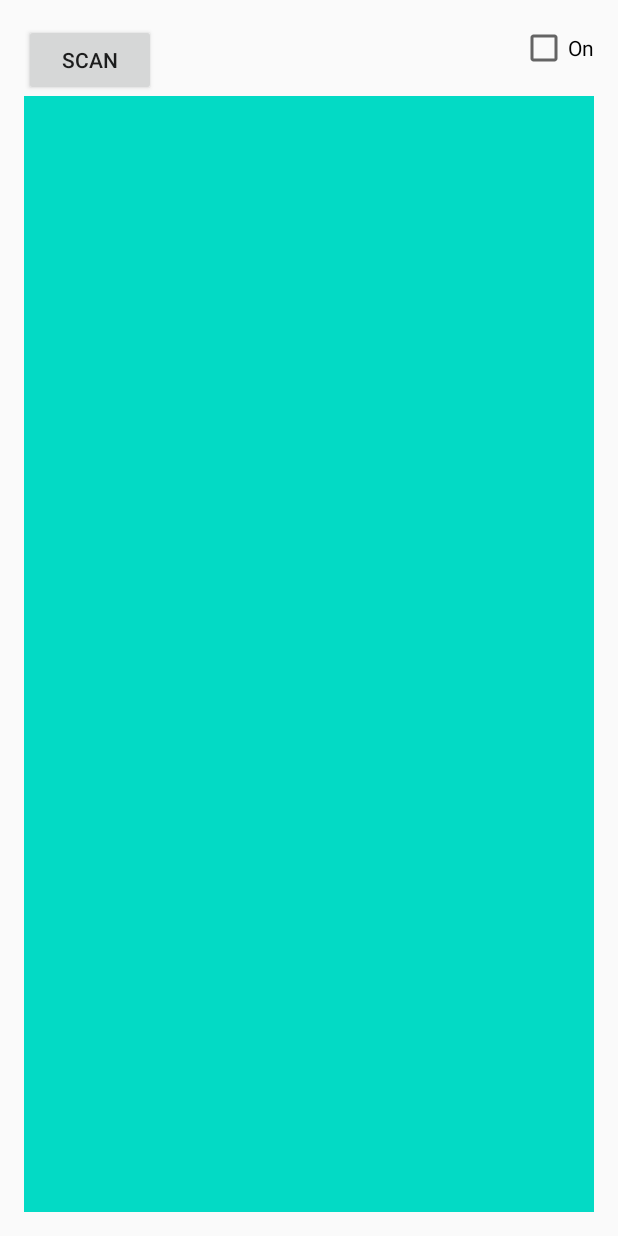
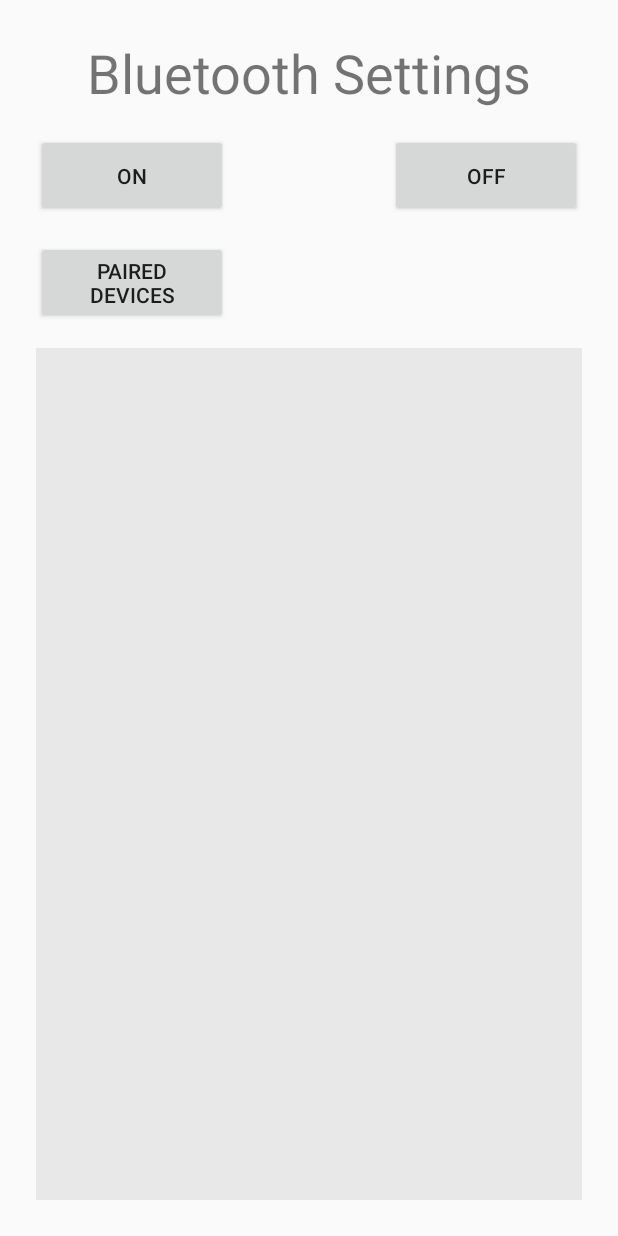
Before and after one commit to adityakushwah112/Demo-Bluetooth-App, an Android app: the screen it shows after launch (MainActivity), on a phone screen of 412 x 824 dp. Run offline under Robolectric (Android 15) with nearby library versions, the phone set to English and light mode, and no system bars.

Commit message:
basic settings layout setup

```diff
--- a/app/build.gradle
+++ b/app/build.gradle
@@ -2,12 +2,12 @@ apply plugin: 'com.android.application'
 
 android {
     compileSdkVersion 29
-    buildToolsVersion "29.0.3"
+    buildToolsVersion '29.0.2'
 
     defaultConfig {
         applicationId "com.example.bluetooths"
         minSdkVersion 18
-        targetSdkVersion 29
+        targetSdkVersion 26
         versionCode 1
         versionName "1.0"
 
--- a/app/src/main/java/com/example/bluetooths/MainActivity.java
+++ b/app/src/main/java/com/example/bluetooths/MainActivity.java
@@ -1,121 +1,79 @@
 package com.example.bluetooths;
 
 import android.bluetooth.BluetoothAdapter;
-import android.bluetooth.BluetoothDevice;
-import android.content.BroadcastReceiver;
-import android.content.Context;
 import android.content.Intent;
-import android.content.IntentFilter;
 import android.os.Bundle;
+import androidx.annotation.Nullable;
 import androidx.appcompat.app.AppCompatActivity;
 import android.view.View;
-import android.widget.ArrayAdapter;
 import android.widget.Button;
-import android.widget.CheckBox;
-import android.widget.CompoundButton;
-import android.widget.ListView;
 import android.widget.Toast;
-import java.util.ArrayList;
 
 public class MainActivity extends AppCompatActivity {
-    int REQUEST_ENABLE_BT = 1;
 
-    Button scan;
-    ListView list_view;
-    CheckBox enable_bt;
-    ArrayList<String> stringArrayList = new ArrayList<String>();
-    ArrayAdapter<String> arrayAdapter;
-    BluetoothAdapter myAdapter = BluetoothAdapter.getDefaultAdapter();
+    Button buttonON, buttonOFF;
+    BluetoothAdapter myBluetoothAdapter;
+
+    Intent btEnablingIntent;
+    int requestCodeForEnable;
 
     @Override
     protected void onCreate(Bundle savedInstanceState) {
         super.onCreate(savedInstanceState);
         setContentView(R.layout.activity_main);
-        scan = (Button) findViewById(R.id.scan);
-        list_view = (ListView) findViewById(R.id.list_view);
-        enable_bt= (CheckBox)findViewById(R.id.on);
 
-        if (myAdapter==null){
-            Toast.makeText(this, "Bluetooth not supported", Toast.LENGTH_SHORT).show();
-        }
+        buttonON = (Button) findViewById(R.id.btON);
+        buttonOFF = (Button) findViewById(R.id.btOFF);
+        myBluetoothAdapter = BluetoothAdapter.getDefaultAdapter();
+        btEnablingIntent = new Intent(BluetoothAdapter.ACTION_REQUEST_ENABLE);
+        requestCodeForEnable = 1;
 
-        if (myAdapter.isEnabled()){
-            enable_bt.setChecked(true);
-        }
+        bluetoothONMethod();
+        bluetoothOFFMethod();
+    }
 
-        enable_bt.setOnCheckedChangeListener(new CompoundButton.OnCheckedChangeListener() {
+    /* Turn off the bluetooth when OFF button is clicked */
+    private void bluetoothOFFMethod() {
+        buttonOFF.setOnClickListener(new View.OnClickListener() {
             @Override
-            public void onCheckedChanged(CompoundButton buttonView, boolean isChecked) {
-                if (!isChecked){
-                    myAdapter.disable();
-                    Toast.makeText(MainActivity.this, "Turned off", Toast.LENGTH_SHORT).show();
-
-                } else {
-                    Intent intentOn = new Intent(BluetoothAdapter.ACTION_REQUEST_ENABLE);
-                    startActivityForResult(intentOn, 0);
-                    Toast.makeText(MainActivity.this, "Turned on", Toast.LENGTH_SHORT).show();
+            public void onClick(View v) {
+                if(myBluetoothAdapter.isEnabled()) {
+                    myBluetoothAdapter.disable();
                 }
             }
         });
-
-        scan.setOnClickListener(new View.OnClickListener() {
-            @Override
-            public void onClick(View v) {
-                myAdapter.startDiscovery();
-            }
-        });
-
-        IntentFilter intentFilter = new IntentFilter(BluetoothDevice.ACTION_FOUND);
-        registerReceiver(myReceiver,intentFilter);
-
-        arrayAdapter = new ArrayAdapter<String>(getApplicationContext(), android.R.layout.simple_list_item_1,stringArrayList);
-        list_view.setAdapter((arrayAdapter));
     }
 
-    BroadcastReceiver myReceiver = new BroadcastReceiver() {
-        @Override
-        public void onReceive(Context context, Intent intent) {
-            String action = intent.getAction();
-            if(BluetoothDevice.ACTION_FOUND.equals(action))
-            {
-                BluetoothDevice device = intent.getParcelableExtra(BluetoothDevice.EXTRA_DEVICE);
-                stringArrayList.add(device.getName());
-                arrayAdapter.notifyDataSetChanged();
-            }
-        }
-    };
-}
-
-/*
+    /* Match the bluetooth connection request code with result code to decide if connection is established or not */
     @Override
-    protected void onCreate(Bundle savedInstanceState) {
-        super.onCreate(savedInstanceState);
-        setContentView(R.layout.activity_main);
-
-        // Verify if bluetooth is supported
-        BluetoothAdapter myBluetoothAdapter = BluetoothAdapter.getDefaultAdapter();
-        if(myBluetoothAdapter==null){
-            // Device does not support Bluetooth
-        }
-        else {
-            if(!myBluetoothAdapter.isEnabled()) {
-                // Code for Bluetooth Enable
-                Intent enableBluetoothIntent = new Intent(BluetoothAdapter.ACTION_REQUEST_ENABLE);
-                startActivityForResult(enableBluetoothIntent, REQUEST_ENABLE_BT);
+    protected void onActivityResult(int requestCode, int resultCode, @Nullable Intent data) {
+        super.onActivityResult(requestCode, resultCode, data);
+        if (requestCode == requestCodeForEnable) {
+            if (resultCode == RESULT_OK) {
+                Toast.makeText(getApplicationContext(), "Bluetooth is enabled.", Toast.LENGTH_LONG).show();
+            } else if (resultCode == RESULT_CANCELED) {
+                Toast.makeText(getApplicationContext(), "Bluetooth enabling cancelled.", Toast.LENGTH_LONG).show();
             }
         }
     }
 
-    @Override
-    protected void onActivityResult(int requestCode, int resultCode, Intent data){
-        if(requestCode == REQUEST_ENABLE_BT) {
-            if(resultCode==RESULT_OK){
-                // Bluetooth is enabled
-            }else if(requestCode == RESULT_CANCELED)
-            {
-                // Bluetooth enabling is cancelled
+    /* Turn off the bluetooth when OFF button is clicked */
+    private void bluetoothONMethod () {
+        buttonON.setOnClickListener(new View.OnClickListener() {
+            @Override
+            public void onClick(View v) {
+                if(myBluetoothAdapter==null)
+                {
+                    Toast.makeText(getApplicationContext(), "Bluetooth not support on this device.", Toast.LENGTH_LONG).show();
+                }
+                else {
+                    if(!myBluetoothAdapter.isEnabled()) {
+                        startActivityForResult(btEnablingIntent, requestCodeForEnable);
+                    }
+                }
             }
-        }
+
+        });
     }
+
 }
-*/
--- a/app/src/main/res/layout/activity_main.xml
+++ b/app/src/main/res/layout/activity_main.xml
@@ -1,34 +1,66 @@
 <?xml version="1.0" encoding="utf-8"?>
-<RelativeLayout xmlns:android="http://schemas.android.com/apk/res/android"
+<androidx.constraintlayout.widget.ConstraintLayout xmlns:android="http://schemas.android.com/apk/res/android"
     xmlns:app="http://schemas.android.com/apk/res-auto"
     xmlns:tools="http://schemas.android.com/tools"
+    android:id="@+id/relativeLayout"
     android:layout_width="match_parent"
+    android:layout_height="match_parent"
     android:padding="16dp"
-    android:layout_height="match_parent"
     tools:context=".MainActivity">
 
     <Button
+        android:id="@+id/btON"
+        android:layout_width="128dp"
+        android:layout_height="55dp"
+        android:layout_marginStart="8dp"
+        android:layout_marginTop="16dp"
+        android:text="ON"
+        app:layout_constraintStart_toStartOf="parent"
+        app:layout_constraintTop_toBottomOf="@+id/textView" />
+
+    <Button
+        android:id="@+id/btOFF"
+        android:layout_width="128dp"
+        android:layout_height="55dp"
+        android:layout_marginTop="16dp"
+        android:layout_marginEnd="8dp"
+        android:text="OFF"
+        app:layout_constraintEnd_toEndOf="parent"
+        app:layout_constraintTop_toBottomOf="@+id/textView" />
+
+    <TextView
+        android:id="@+id/textView"
         android:layout_width="wrap_content"
-        android:layout_height="wrap_content"
-        android:text="Scan"
-        android:id="@+id/scan"/>
+        android:layout_height="49dp"
+        android:layout_marginStart="8dp"
+        android:layout_marginTop="8dp"
+        android:layout_marginEnd="8dp"
+        android:text="Bluetooth Settings"
+        android:textSize="36sp"
+        app:layout_constraintEnd_toEndOf="parent"
+        app:layout_constraintStart_toStartOf="parent"
+        app:layout_constraintTop_toTopOf="parent" />
 
-    <CheckBox
-        android:layout_width="wrap_content"
-        android:layout_height="wrap_content"
-        android:text="On"
-        android:layout_alignParentEnd="true"
-        android:id="@+id/on"/>
-
-
+    <Button
+        android:id="@+id/button5"
+        android:layout_width="128dp"
+        android:layout_height="55dp"
+        android:layout_marginStart="8dp"
+        android:layout_marginTop="16dp"
+        android:text="Paired devices"
+        app:layout_constraintStart_toStartOf="parent"
+        app:layout_constraintTop_toBottomOf="@+id/btON" />
 
     <ListView
-        android:id="@+id/list_view"
-        android:layout_width="match_parent"
-        android:layout_height="match_parent"
-        android:layout_below="@+id/scan"
-        android:background="@color/colorAccent"/>
-
-
-
-</RelativeLayout>
+        android:layout_width="0dp"
+        android:layout_height="0dp"
+        android:layout_marginStart="8dp"
+        android:layout_marginTop="16dp"
+        android:layout_marginEnd="8dp"
+        android:layout_marginBottom="8dp"
+        android:background="#E8E8E8"
+        app:layout_constraintBottom_toBottomOf="parent"
+        app:layout_constraintEnd_toEndOf="parent"
+        app:layout_constraintStart_toStartOf="parent"
+        app:layout_constraintTop_toBottomOf="@+id/button5" />
+</androidx.constraintlayout.widget.ConstraintLayout>
--- a/build.gradle
+++ b/build.gradle
@@ -1,4 +1,6 @@
-// Top-level build file where you can add configuration options common to all sub-projects/modules.
+ext {
+    compileSdkVersion = 22
+}// Top-level build file where you can add configuration options common to all sub-projects/modules.
 
 buildscript {
 
```
